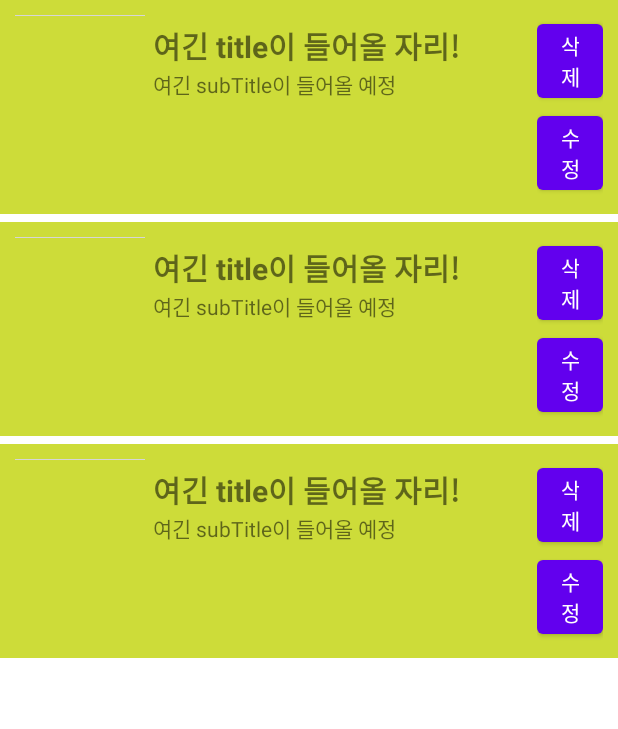
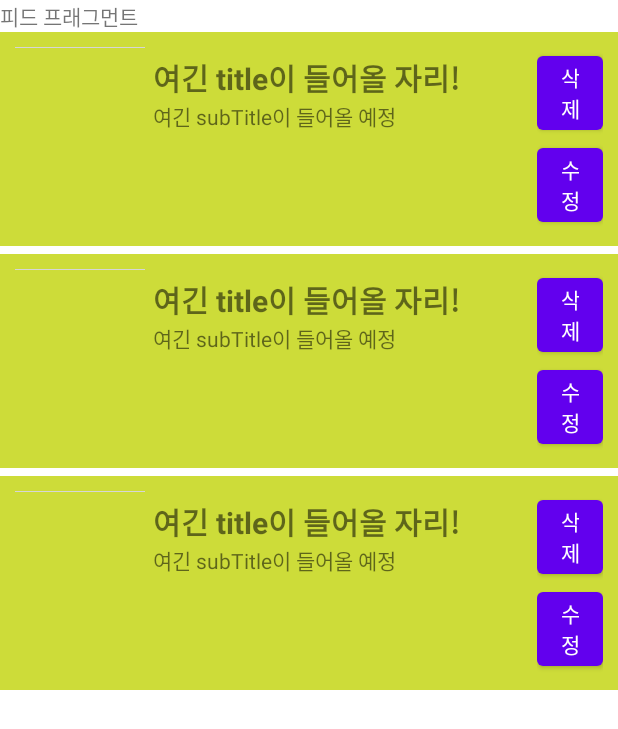
Before and after one commit to ashwon12/dnd-mentee-4th-1-frontend, an Android app: the layout fragment_list.xml on its own in the app's theme, with its tools: preview values and no code run, on a phone screen of 412 x 824 dp. Shown: the top 729 px of the screen. Run offline under Robolectric (Android 15) with nearby library versions, the phone set to English and light mode, and no system bars; network calls fail.

Commit message:
[Update] 프래그먼트 전환 변경

```diff
--- a/app/src/main/res/layout/fragment_list.xml
+++ b/app/src/main/res/layout/fragment_list.xml
@@ -7,6 +7,11 @@
     android:orientation="vertical"
     tools:context=".navigation.timeline.TimelineFragment">
 
+    <TextView
+        android:layout_width="match_parent"
+        android:layout_height="wrap_content"
+        android:text="피드 프래그먼트"/>
+
     <androidx.recyclerview.widget.RecyclerView
         android:id="@+id/rv_list"
         android:layout_width="match_parent"
@@ -15,5 +20,4 @@
         app:layoutManager="androidx.recyclerview.widget.LinearLayoutManager"
         android:orientation="vertical"
         tools:listitem="@layout/list_item" />
-
 </LinearLayout>
```
Also changed, not shown: app/src/main/java/com/example/myapplication/MainActivity.kt (+15 -5 lines).
